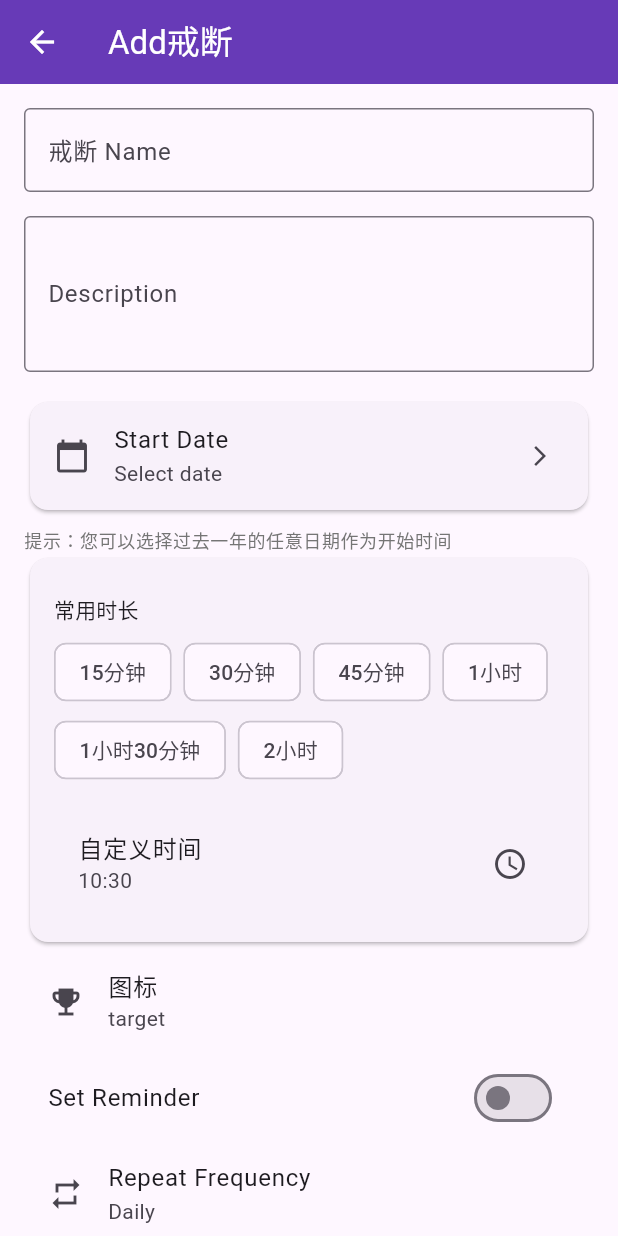
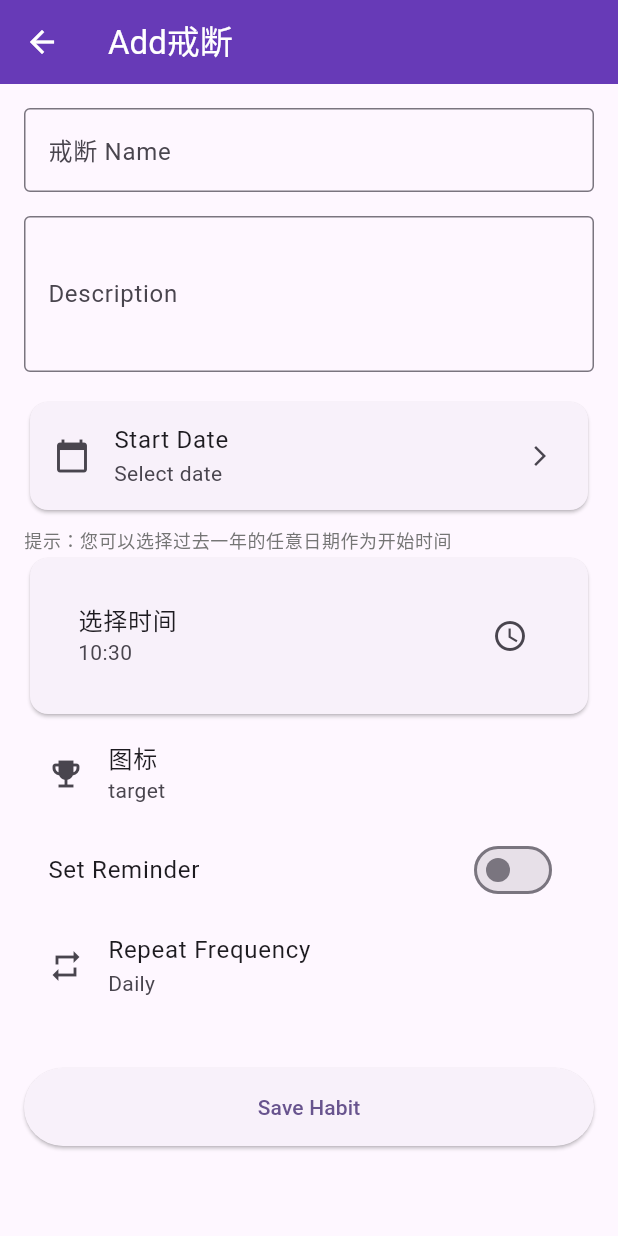
Before and after one commit to tamakooooo/habitbreaker, a Flutter app: the AddHabitScreen screen opened by its route, on a phone screen of 412 x 824 dp. Run offline on Flutter 3.47's test engine with Material 3 defaults, Android fonts, the phone set to English and light mode, and no system bars; our stand-ins replace equatable, fl_chart, flutter_local_notifications, flutter_riverpod, go_router, hive and 5 more; missing offline and left inert: workmanager; accounts and stored records are empty.

Commit message:
feat: 修改阶段日期选择页面，移除常用时长选项
- 移除了TimePickerWithPresets组件中的常用时长预设选项
- 简化了时间选择界面，只保留时间选择器
- 用户现在可以直接选择具体的时间点

🤖 Generated with [Claude Code](https://claude.ai/code)

Co-Authored-By: Claude <noreply@anthropic.com>

```diff
--- a/lib/widgets/time_picker_with_presets.dart
+++ b/lib/widgets/time_picker_with_presets.dart
@@ -23,9 +23,6 @@ class _TimePickerWithPresetsState extends State<TimePickerWithPresets> {
     _selectedTime = widget.initialTime;
   }
 
-  // 预设时间选项（分钟）
-  final List<int> _presetMinutes = [15, 30, 45, 60, 90, 120];
-
   Future<void> _showTimePicker() async {
     final TimeOfDay? picked = await showTimePicker(
       context: context,
@@ -40,51 +37,15 @@ class _TimePickerWithPresetsState extends State<TimePickerWithPresets> {
     }
   }
 
-  void _selectPresetTime(int minutes) {
-    // 将分钟转换为小时和分钟
-    final hours = (minutes / 60).floor();
-    final mins = minutes % 60;
-
-    final newTime = TimeOfDay(hour: hours, minute: mins);
-    setState(() {
-      _selectedTime = newTime;
-    });
-    widget.onTimeSelected(newTime);
-  }
-
   @override
   Widget build(BuildContext context) {
     return Column(
       mainAxisSize: MainAxisSize.min,
       crossAxisAlignment: CrossAxisAlignment.start,
       children: [
-        // 预设时间选项按钮
-        Padding(
-          padding: const EdgeInsets.symmetric(vertical: 8.0),
-          child: Text(
-            '常用时长',
-            style: Theme.of(context).textTheme.titleSmall,
-          ),
-        ),
-        Wrap(
-          spacing: 8.0,
-          runSpacing: 4.0,
-          children: _presetMinutes.map((minutes) {
-            return ChoiceChip(
-              label: Text(_formatMinutes(minutes)),
-              selected: false,
-              onSelected: (selected) {
-                if (selected) {
-                  _selectPresetTime(minutes);
-                }
-              },
-            );
-          }).toList(),
-        ),
-        const SizedBox(height: 16),
-        // 自定义时间选择
+        // 时间选择
         ListTile(
-          title: const Text('自定义时间'),
+          title: const Text('选择时间'),
           subtitle: Text('${_selectedTime.hour.toString().padLeft(2, '0')}:${_selectedTime.minute.toString().padLeft(2, '0')}'),
           trailing: const Icon(Icons.access_time),
           onTap: _showTimePicker,
@@ -92,20 +53,4 @@ class _TimePickerWithPresetsState extends State<TimePickerWithPresets> {
       ],
     );
   }
-
-  String _formatMinutes(int minutes) {
-    if (minutes < 60) {
-      return '$minutes分钟';
-    } else if (minutes == 60) {
-      return '1小时';
-    } else {
-      final hours = (minutes / 60).floor();
-      final remainingMinutes = minutes % 60;
-      if (remainingMinutes == 0) {
-        return '$hours小时';
-      } else {
-        return '$hours小时$remainingMinutes分钟';
-      }
-    }
-  }
 }
```
